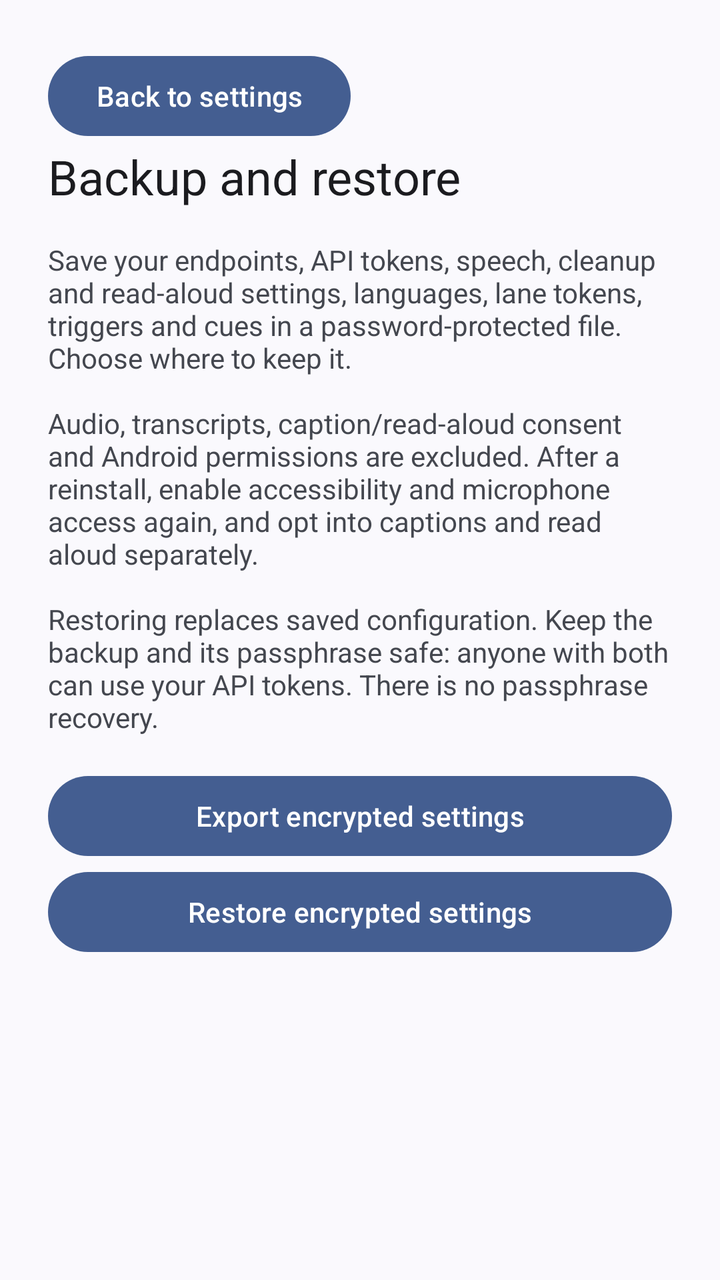
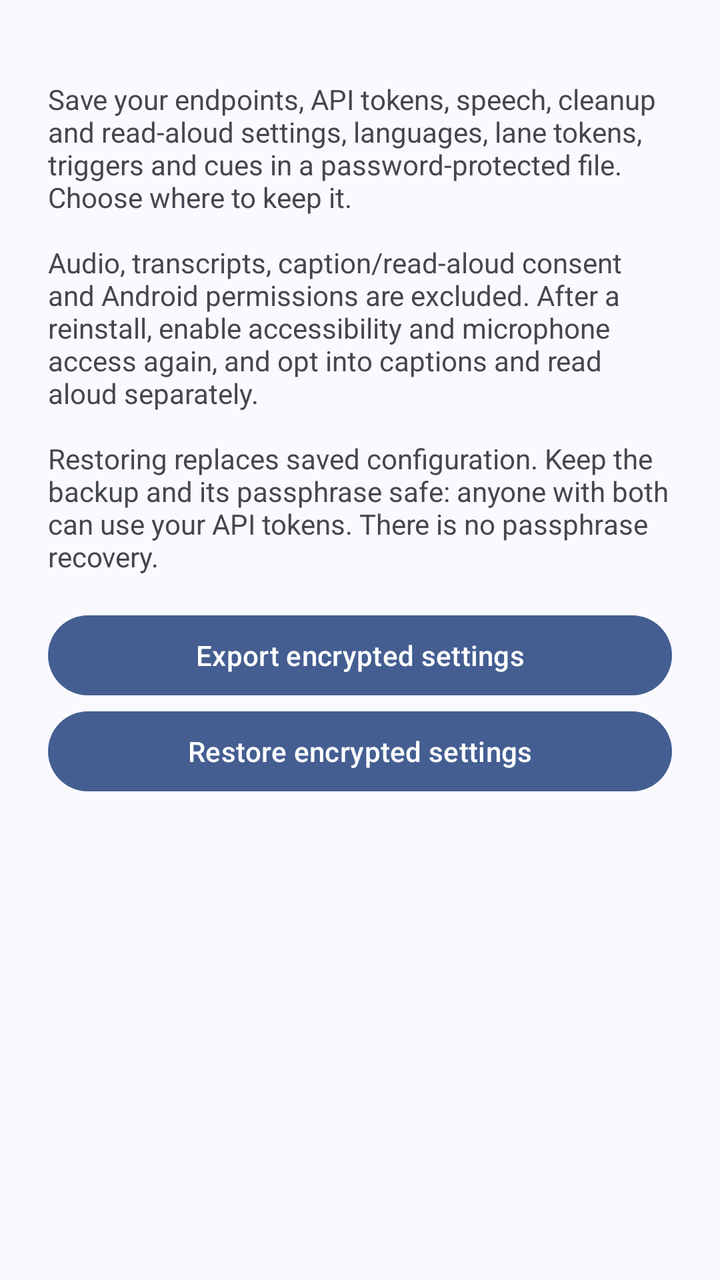

Two renders of the same Android screen: before a commit and after it. Below are the layout's source before the change and the commit's diff.
<!-- AndroidManifest.xml: activity theme Theme.Voxdroid -->
<!-- res/layout/config_backup.xml -->
<?xml version="1.0" encoding="utf-8"?>
<ScrollView xmlns:android="http://schemas.android.com/apk/res/android"
    android:layout_width="match_parent" android:layout_height="match_parent" android:fitsSystemWindows="true">
    <LinearLayout android:layout_width="match_parent" android:layout_height="wrap_content"
        android:orientation="vertical" android:padding="24dp">
        <com.google.android.material.button.MaterialButton android:id="@+id/backup_back"
            android:layout_width="wrap_content" android:layout_height="wrap_content" android:text="@string/backup_back" />
        <TextView android:layout_width="match_parent" android:layout_height="wrap_content"
            android:text="@string/backup_title" android:textAppearance="?attr/textAppearanceHeadlineSmall" />
        <TextView android:layout_width="match_parent" android:layout_height="wrap_content"
            android:layout_marginVertical="16dp" android:text="@string/backup_help" />
        <com.google.android.material.button.MaterialButton android:id="@+id/backup_export"
            android:layout_width="match_parent" android:layout_height="wrap_content" android:text="@string/backup_export" />
        <com.google.android.material.button.MaterialButton android:id="@+id/backup_import"
            android:layout_width="match_parent" android:layout_height="wrap_content" android:text="@string/backup_import" />
        <TextView android:id="@+id/backup_status" android:layout_width="match_parent" android:layout_height="wrap_content"
            android:layout_marginTop="16dp" android:accessibilityLiveRegion="polite" />
    </LinearLayout>
</ScrollView>
<!-- resources referenced by this layout -->
<resources>
  <string name="backup_back">Back to settings</string>
  <string name="backup_export">Export encrypted settings</string>
  <string name="backup_help">Save your endpoints, API tokens, speech, cleanup and read-aloud settings, languages, lane tokens, triggers and cues in a password-protected file. Choose where to keep it.\n\nAudio, transcripts, caption/read-aloud consent and Android permissions are excluded. After a reinstall, enable accessibility and microphone access again, and opt into captions and read aloud separately.\n\nRestoring replaces saved configuration. Keep the backup and its passphrase safe: anyone with both can use your API tokens. There is no passphrase recovery.</string>
  <string name="backup_import">Restore encrypted settings</string>
  <string name="backup_title">Backup and restore</string>
  <style name="Theme.Voxdroid" parent="Theme.Material3.DynamicColors.DayNight.NoActionBar">
          <item name="preferenceTheme">@style/PreferenceThemeOverlay</item>
      </style>
</resources>

<!-- the commit's change to res/layout/config_backup.xml (unified diff, before → after) -->
@@ -1,12 +1,8 @@
 <?xml version="1.0" encoding="utf-8"?>
 <ScrollView xmlns:android="http://schemas.android.com/apk/res/android"
-    android:layout_width="match_parent" android:layout_height="match_parent" android:fitsSystemWindows="true">
+    android:layout_width="match_parent" android:layout_height="match_parent">
     <LinearLayout android:layout_width="match_parent" android:layout_height="wrap_content"
         android:orientation="vertical" android:padding="24dp">
-        <com.google.android.material.button.MaterialButton android:id="@+id/backup_back"
-            android:layout_width="wrap_content" android:layout_height="wrap_content" android:text="@string/backup_back" />
-        <TextView android:layout_width="match_parent" android:layout_height="wrap_content"
-            android:text="@string/backup_title" android:textAppearance="?attr/textAppearanceHeadlineSmall" />
         <TextView android:layout_width="match_parent" android:layout_height="wrap_content"
             android:layout_marginVertical="16dp" android:text="@string/backup_help" />
         <com.google.android.material.button.MaterialButton android:id="@+id/backup_export"
<!-- resource entries referenced after the edit -->
@@ -1,10 +1,8 @@
 <!-- resources referenced by this layout -->
 <resources>
-  <string name="backup_back">Back to settings</string>
   <string name="backup_export">Export encrypted settings</string>
   <string name="backup_help">Save your endpoints, API tokens, speech, cleanup and read-aloud settings, languages, lane tokens, triggers and cues in a password-protected file. Choose where to keep it.\n\nAudio, transcripts, caption/read-aloud consent and Android permissions are excluded. After a reinstall, enable accessibility and microphone access again, and opt into captions and read aloud separately.\n\nRestoring replaces saved configuration. Keep the backup and its passphrase safe: anyone with both can use your API tokens. There is no passphrase recovery.</string>
   <string name="backup_import">Restore encrypted settings</string>
-  <string name="backup_title">Backup and restore</string>
   <style name="Theme.Voxdroid" parent="Theme.Material3.DynamicColors.DayNight.NoActionBar">
           <item name="preferenceTheme">@style/PreferenceThemeOverlay</item>
       </style>
